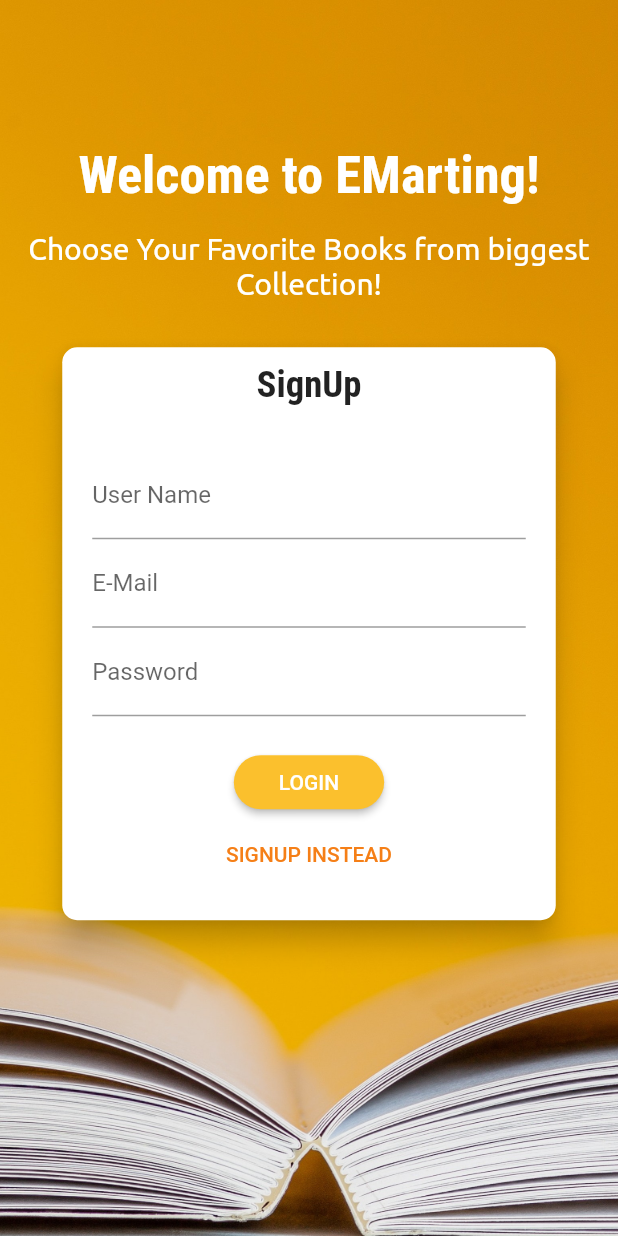
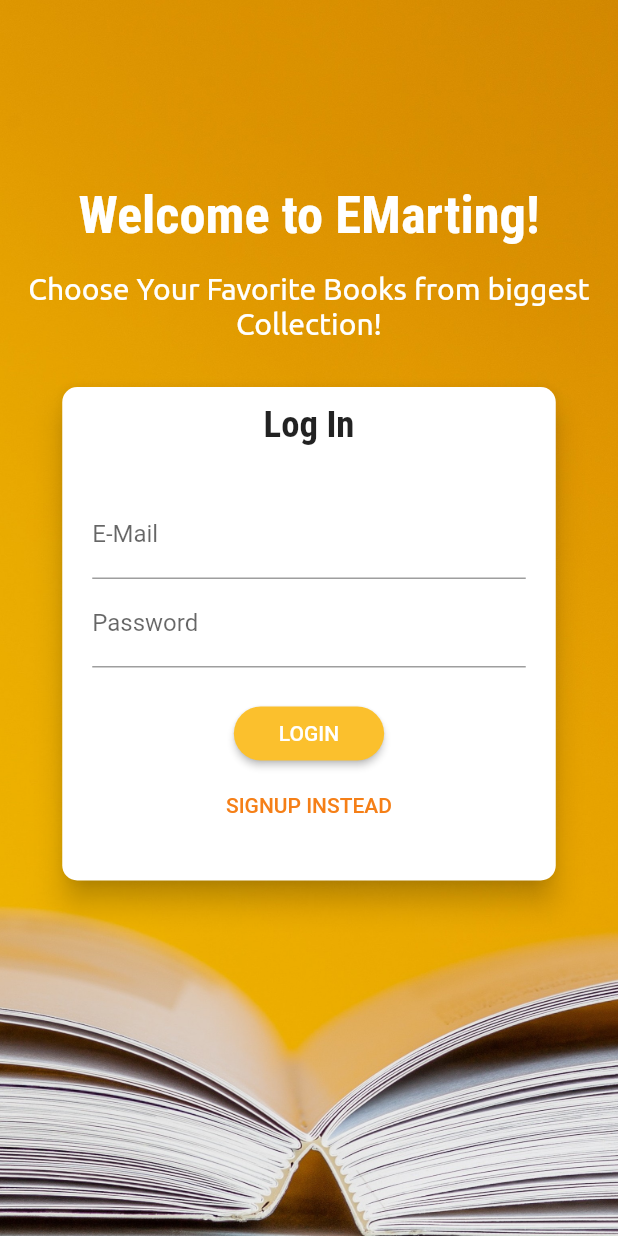
Before and after one commit to DeepeshDragoneel/EMartingApp_Flutter, a Flutter app: the screen it shows after launch, after a tap on an icon or button, on a phone screen of 412 x 824 dp. Run offline on Flutter 3.47's test engine with Material 2 defaults, Android fonts, the phone set to English and light mode, and no system bars; our stand-ins replace skeletons; missing offline and left inert: flutter_config.

Commit message:
Added signin and login pages

```diff
--- a/lib/widgets/authCard.dart
+++ b/lib/widgets/authCard.dart
@@ -66,7 +66,8 @@ class _AuthCardState extends State<AuthCard> {
         child: Container(
           padding: EdgeInsets.all(10.0),
           child: Column(children: [
-            Text('SignUp', style: Theme.of(context).textTheme.title),
+            Text(_authMode == AuthMode.Signup ? 'Sign Up' : 'Log In',
+                style: Theme.of(context).textTheme.title),
             SizedBox(height: 20),
             Container(
                 padding: EdgeInsets.all(10),
@@ -76,6 +77,7 @@ class _AuthCardState extends State<AuthCard> {
                 child: Form(
                     child: SingleChildScrollView(
                   child: Column(children: [
+                    if (_authMode == AuthMode.Signup)
                       TextFormField(
                         textInputAction: TextInputAction.next,
                         decoration: InputDecoration(labelText: 'User Name'),
```
Lines whose indentation alone changed are shown as unchanged.
